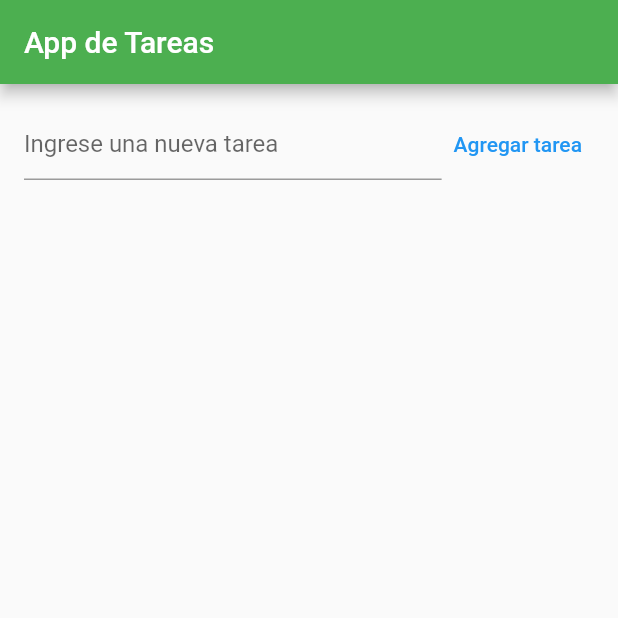
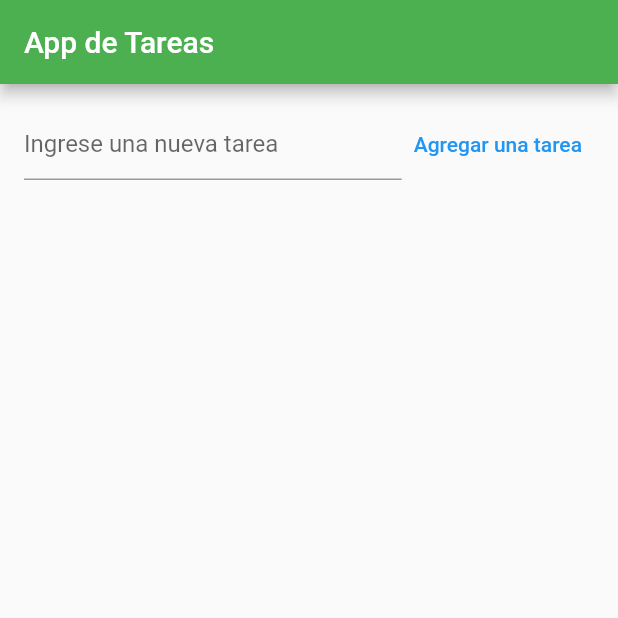
Before and after one commit to Alisson-Cruz/proyecto, a Flutter app: the screen it shows after launch, on a phone screen of 412 x 824 dp, the top half of it. Run offline on Flutter 3.47's test engine with Material 2 defaults, Android fonts, the phone set to English and light mode, and no system bars; our stand-ins replace speech_to_text.

Commit message:
Modificación en el child

```diff
--- a/lib/main.dart
+++ b/lib/main.dart
@@ -251,7 +251,7 @@ class TaskInput extends StatelessWidget {
             onPressed: () {
               onAddTask(newTaskTitle);
             },
-            child: Text('Agregar tarea'),
+            child: Text('Agregar una tarea'),
           ),
         ],
       ),
```
